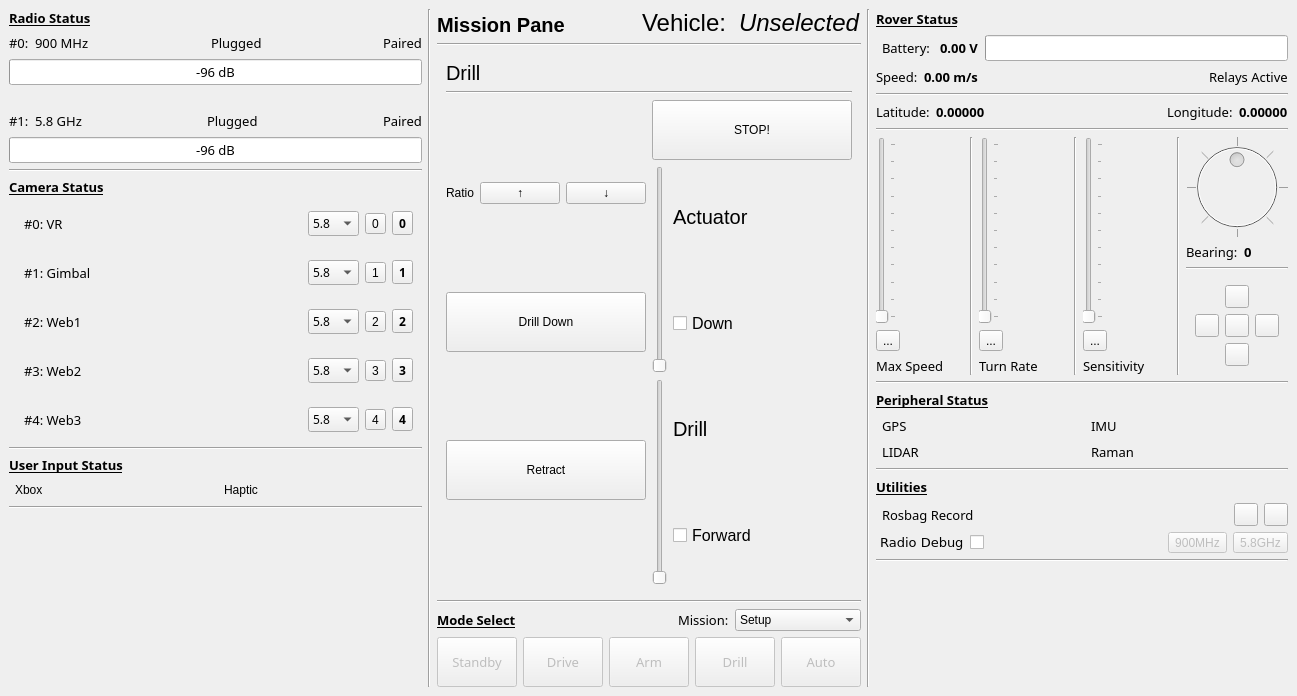
Old version of the form scripts/gui/main.ui in the repository NovaRoverTeam/base_station.
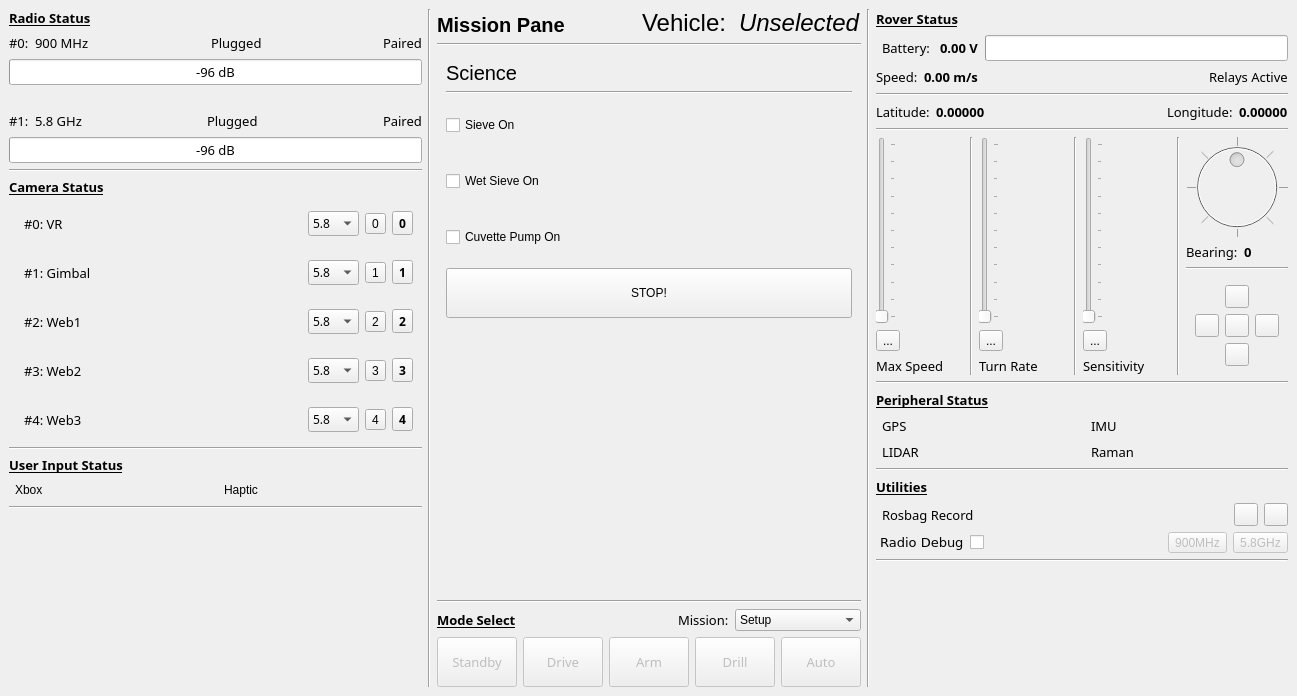
New version of the form. Icons and pictures are not drawn. Custom widgets are drawn as their Qt base class.

Commit message: Added Science non-drill Gui

What changed in the file:
```diff
--- a/scripts/gui/main.ui
+++ b/scripts/gui/main.ui
@@ -1239,7 +1239,7 @@
         <item>
          <widget class="QStackedWidget" name="stack_mission">
           <property name="currentIndex">
-           <number>2</number>
+           <number>5</number>
           </property>
           <widget class="QWidget" name="page_setup">
            <layout class="QVBoxLayout" name="verticalLayout">
@@ -1767,6 +1767,102 @@
             </item>
            </layout>
           </widget>
+          <widget class="QWidget" name="page_science">
+           <layout class="QVBoxLayout" name="verticalLayout_11">
+            <item>
+             <widget class="QLabel" name="label_45">
+              <property name="font">
+               <font>
+                <pointsize>15</pointsize>
+               </font>
+              </property>
+              <property name="text">
+               <string>Science</string>
+              </property>
+             </widget>
+            </item>
+            <item>
+             <widget class="Line" name="line_22">
+              <property name="orientation">
+               <enum>Qt::Horizontal</enum>
+              </property>
+             </widget>
+            </item>
+            <item>
+             <layout class="QHBoxLayout" name="horizontalLayout_27">
+              <item>
+               <layout class="QVBoxLayout" name="verticalLayout_13">
+                <item>
+                 <widget class="QCheckBox" name="checkBox_sieve">
+                  <property name="minimumSize">
+                   <size>
+                    <width>0</width>
+                    <height>50</height>
+                   </size>
+                  </property>
+                  <property name="text">
+                   <string>Sieve On</string>
+                  </property>
+                 </widget>
+                </item>
+                <item>
+                 <widget class="QCheckBox" name="checkBox_wet">
+                  <property name="minimumSize">
+                   <size>
+                    <width>0</width>
+                    <height>50</height>
+                   </size>
+                  </property>
+                  <property name="text">
+                   <string>Wet Sieve On</string>
+                  </property>
+                 </widget>
+                </item>
+                <item>
+                 <widget class="QCheckBox" name="checkBox_pump">
+                  <property name="minimumSize">
+                   <size>
+                    <width>0</width>
+                    <height>50</height>
+                   </size>
+                  </property>
+                  <property name="text">
+                   <string>Cuvette Pump On</string>
+                  </property>
+                 </widget>
+                </item>
+               </layout>
+              </item>
+             </layout>
+            </item>
+            <item>
+             <widget class="QPushButton" name="button_science_off">
+              <property name="minimumSize">
+               <size>
+                <width>0</width>
+                <height>50</height>
+               </size>
+              </property>
+              <property name="text">
+               <string>STOP!</string>
+              </property>
+             </widget>
+            </item>
+            <item>
+             <spacer name="verticalSpacer_5">
+              <property name="orientation">
+               <enum>Qt::Vertical</enum>
+              </property>
+              <property name="sizeHint" stdset="0">
+               <size>
+                <width>20</width>
+                <height>40</height>
+               </size>
+              </property>
+             </spacer>
+            </item>
+           </layout>
+          </widget>
          </widget>
         </item>
         <item>
```
Left out of the diff: 7 changed lines with no effect on the pictures. The commit also changes 3 other files.
